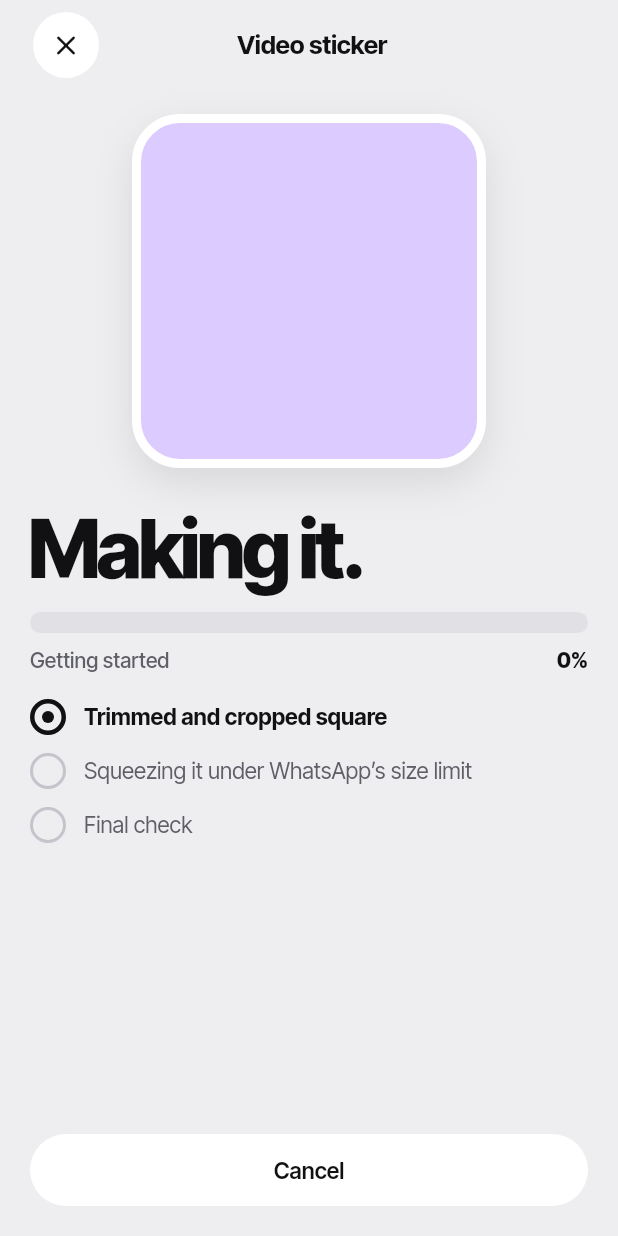
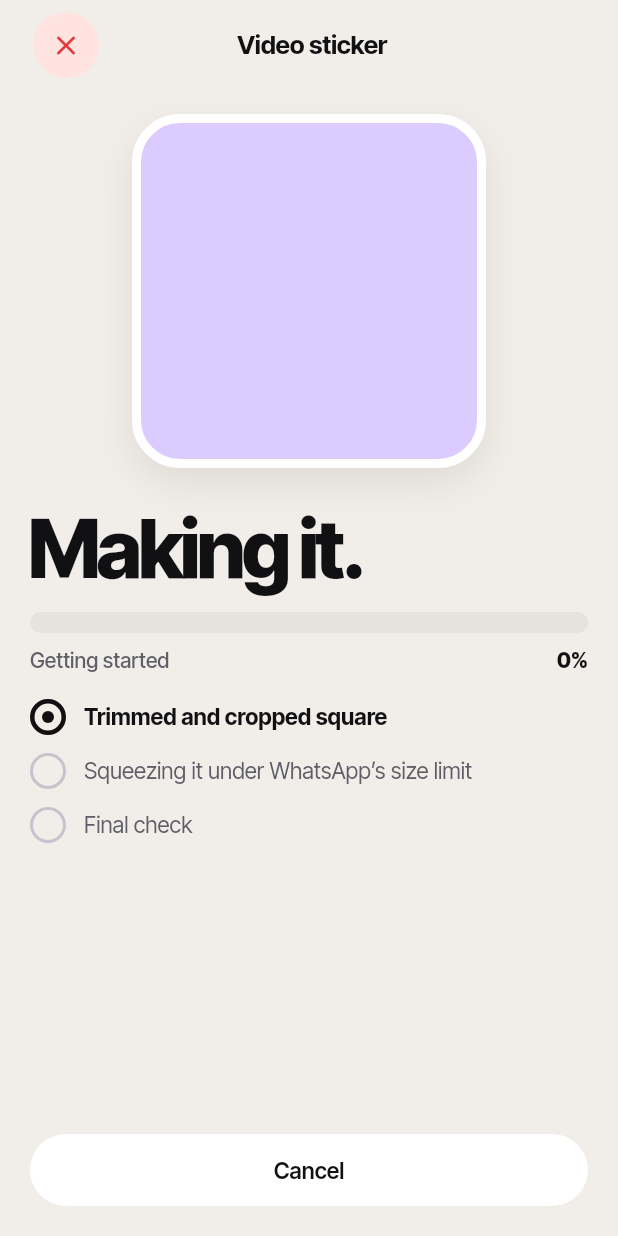
Before and after one commit to shamsu07/peel, a Flutter app: the MakingScreen screen opened by its route, on a phone screen of 412 x 824 dp. Run offline on Flutter 3.47's test engine with Material 3 defaults, Android fonts, the phone set to English and light mode, and no system bars; our stand-ins replace file_picker, flutter_riverpod, go_router, google_fonts, image_picker, just_audio and 4 more; missing offline and left inert: audio_session, dart:ffi, gal, record; statements that could not run were skipped.

Commit message:
Add dark mode and squircle corners to the design system
Colours now follow the phone's light or dark setting, switching live.
Light mode moves to a warm backing-paper background; dark mode uses the
app icon's graphite. Pastel cards and sticker edges stay light in both.
Rounded corners become squircles, and close buttons turn red.

```diff
--- a/app/lib/app.dart
+++ b/app/lib/app.dart
@@ -1,3 +1,4 @@
+import 'package:flutter/services.dart';
 import 'package:flutter_riverpod/flutter_riverpod.dart';
 import 'package:go_router/go_router.dart';
 import 'package:material_ui/material_ui.dart';
@@ -5,6 +6,7 @@ import 'package:material_ui/material_ui.dart';
 import 'app_state.dart';
 import 'core/audio.dart';
 import 'core/design/theme.dart';
+import 'core/design/tokens.dart';
 import 'core/error_log.dart';
 import 'core/routing/router.dart';
 import 'sticker_engine/sticker_check.dart';
@@ -20,12 +22,18 @@ class PeelApp extends ConsumerStatefulWidget {
   ConsumerState<PeelApp> createState() => _PeelAppState();
 }
 
-class _PeelAppState extends ConsumerState<PeelApp> {
+class _PeelAppState extends ConsumerState<PeelApp> with WidgetsBindingObserver {
   late final GoRouter _router = buildRouter();
+
+  bool get _systemDark =>
+      WidgetsBinding.instance.platformDispatcher.platformBrightness ==
+      Brightness.dark;
 
   @override
   void initState() {
     super.initState();
+    WidgetsBinding.instance.addObserver(this);
+    PeelColors.dark = _systemDark;
     if (widget.warmUp) {
       WidgetsBinding.instance.addPostFrameCallback((_) => _warmUp());
     }
@@ -44,19 +52,35 @@ class _PeelAppState extends ConsumerState<PeelApp> {
     }
   }
 
+  /// Follows the phone's light/dark setting while the app is open.
+  @override
+  void didChangePlatformBrightness() {
+    if (_systemDark != PeelColors.dark) {
+      setState(() => PeelColors.dark = _systemDark);
+    }
+  }
+
   @override
   void dispose() {
+    WidgetsBinding.instance.removeObserver(this);
     _router.dispose();
     super.dispose();
   }
 
   @override
   Widget build(BuildContext context) {
-    return MaterialApp.router(
-      title: 'Peel',
-      debugShowCheckedModeBanner: false,
-      theme: buildPeelTheme(),
-      routerConfig: _router,
+    final dark = PeelColors.dark;
+    // Colours are read when widgets build, so a mode change rebuilds the
+    // whole app (the key); the router keeps where you were.
+    return AnnotatedRegion<SystemUiOverlayStyle>(
+      value: dark ? SystemUiOverlayStyle.light : SystemUiOverlayStyle.dark,
+      child: MaterialApp.router(
+        key: ValueKey(dark),
+        title: 'Peel',
+        debugShowCheckedModeBanner: false,
+        theme: buildPeelTheme(),
+        routerConfig: _router,
+      ),
     );
   }
 }
--- a/app/lib/core/design/tokens.dart
+++ b/app/lib/core/design/tokens.dart
@@ -5,19 +5,47 @@ import 'package:flutter/painting.dart';
 /// Rule of the system: colour comes in pairs. Every pastel has its own dark
 /// ink for line art and text, so colour never relies on black to read.
 abstract final class PeelColors {
-  static const paper = Color(0xFFEEEEF0);
-  static const surface = Color(0xFFFFFFFF);
-  static const ink = Color(0xFF111113);
-  static const muted = Color(0xFF5F5F68);
-  static const mutedStrong = Color(0xFF4A4A52);
-  static const track = Color(0xFFE1E1E5);
-  static const hairline = Color(0xFFD3D3D9);
+  /// True in dark mode. Set by the app from the phone's setting
+  /// (see PeelApp); every colour below follows it.
+  static bool dark = false;
+
+  /// The app background: the warm off-white of a sticker sheet's backing
+  /// paper, or the graphite of the app icon in dark mode.
+  static Color get paper =>
+      dark ? const Color(0xFF17171C) : const Color(0xFFF1EEE9);
+
+  /// Cards and sheets.
+  static Color get surface =>
+      dark ? const Color(0xFF24242B) : const Color(0xFFFFFFFF);
+
+  /// Text, icons and dark buttons. Light in dark mode, so ink buttons turn
+  /// light with dark text.
+  static Color get ink =>
+      dark ? const Color(0xFFF4F2EE) : const Color(0xFF111113);
+  static Color get muted =>
+      dark ? const Color(0xFFA6A6B0) : const Color(0xFF5F5F68);
+  static Color get mutedStrong =>
+      dark ? const Color(0xFFC4C4CC) : const Color(0xFF4A4A52);
+  static Color get track =>
+      dark ? const Color(0xFF30303A) : const Color(0xFFE6E2DC);
+  static Color get hairline =>
+      dark ? const Color(0xFF3B3B45) : const Color(0xFFD8D3CC);
+
+  /// Text and icons on a pastel pair fill, which stays light in both modes.
+  static const onPastel = Color(0xFF111113);
+
+  /// Things that are white whatever the mode: a sticker's die-cut edge.
+  static const white = Color(0xFFFFFFFF);
 
   /// Sticker art and the "new" dot only.
   static const electric = Color(0xFF3D5AFE);
 
-  /// The "NEW" tag only.
+  /// The "NEW" tag and close buttons.
   static const tagRed = Color(0xFFE5383B);
+
+  /// Soft red behind close buttons.
+  static Color get closeFill =>
+      dark ? const Color(0xFF3A2326) : const Color(0xFFFFE3E1);
 }
 
 /// A pastel fill with the dark ink that sits on it.
@@ -120,11 +148,23 @@ abstract final class PeelDieCut {
 }
 
 abstract final class PeelShadows {
-  static const card = [
-    BoxShadow(color: Color(0x1A111113), blurRadius: 22, offset: Offset(0, 10)),
+  static List<BoxShadow> get card => [
+    BoxShadow(
+      color: PeelColors.dark
+          ? const Color(0x66000000)
+          : const Color(0x1A3A2A1A),
+      blurRadius: 22,
+      offset: const Offset(0, 10),
+    ),
   ];
 
-  static const floating = [
-    BoxShadow(color: Color(0x47111113), blurRadius: 26, offset: Offset(0, 12)),
+  static List<BoxShadow> get floating => [
+    BoxShadow(
+      color: PeelColors.dark
+          ? const Color(0x99000000)
+          : const Color(0x47111113),
+      blurRadius: 26,
+      offset: const Offset(0, 12),
+    ),
   ];
 }
--- a/app/lib/core/design/typography.dart
+++ b/app/lib/core/design/typography.dart
@@ -17,87 +17,90 @@ abstract final class PeelType {
     required FontWeight weight,
     double? height,
     double trackingEm = 0,
-    Color color = PeelColors.ink,
+    Color? color,
   }) {
     final base = TextStyle(
       fontSize: size,
       fontWeight: weight,
       height: height,
       letterSpacing: size * trackingEm,
-      color: color,
+      color: color ?? PeelColors.ink,
     );
     return useBrandFonts ? GoogleFonts.interTight(textStyle: base) : base;
   }
 
   /// "Snap. Peel. Send." Headlines end in a full stop.
-  static TextStyle display({Color color = PeelColors.ink}) => _interTight(
+  static TextStyle display({Color? color}) => _interTight(
     size: 72,
     weight: FontWeight.w800,
     height: 0.88,
     trackingEm: -0.055,
-    color: color,
+    color: color ?? PeelColors.ink,
   );
 
   /// Screen titles such as "It's ready." (40–54 px in the design).
-  static TextStyle title({double size = 40, Color color = PeelColors.ink}) =>
-      _interTight(
-        size: size,
-        weight: FontWeight.w800,
-        height: 1.0,
-        trackingEm: -0.05,
-        color: color,
-      );
+  static TextStyle title({double size = 40, Color? color}) => _interTight(
+    size: size,
+    weight: FontWeight.w800,
+    height: 1.0,
+    trackingEm: -0.05,
+    color: color ?? PeelColors.ink,
+  );
 
   static TextStyle wordmark() =>
       _interTight(size: 26, weight: FontWeight.w800, trackingEm: -0.045);
 
   /// Card titles such as "Photo".
-  static TextStyle cardTitle({Color color = PeelColors.ink}) => _interTight(
+  static TextStyle cardTitle({Color? color}) => _interTight(
     size: 28,
     weight: FontWeight.w800,
     height: 1.0,
     trackingEm: -0.04,
-    color: color,
+    color: color ?? PeelColors.ink,
   );
 
-  static TextStyle label({Color color = PeelColors.ink}) => _interTight(
+  static TextStyle label({Color? color}) => _interTight(
     size: 17,
     weight: FontWeight.w800,
     trackingEm: -0.02,
-    color: color,
+    color: color ?? PeelColors.ink,
   );
 
-  static TextStyle body({Color color = PeelColors.muted}) =>
-      _interTight(size: 17, weight: FontWeight.w400, height: 1.4, color: color);
+  static TextStyle body({Color? color}) => _interTight(
+    size: 17,
+    weight: FontWeight.w400,
+    height: 1.4,
+    color: color ?? PeelColors.muted,
+  );
 
   /// Smallest text in the app is 13 px.
-  static TextStyle caption({Color color = PeelColors.muted}) => _interTight(
+  static TextStyle caption({Color? color}) => _interTight(
     size: 13.5,
     weight: FontWeight.w500,
     height: 1.35,
-    color: color,
+    color: color ?? PeelColors.muted,
   );
 
-  static TextStyle button({Color color = PeelColors.surface}) =>
-      _interTight(size: 17, weight: FontWeight.w700, color: color);
+  static TextStyle button({Color? color}) => _interTight(
+    size: 17,
+    weight: FontWeight.w700,
+    color: color ?? PeelColors.surface,
+  );
 
-  static TextStyle tag({Color color = PeelColors.surface}) => _interTight(
+  static TextStyle tag({Color? color}) => _interTight(
     size: 12,
     weight: FontWeight.w800,
     trackingEm: 0.1,
-    color: color,
+    color: color ?? PeelColors.white,
   );
 
   /// Sticker text only, never UI.
-  static TextStyle stickerSerif({
-    double size = 30,
-    Color color = PeelColors.ink,
-  }) {
+  static TextStyle stickerSerif({double size = 30, Color? color}) {
     final base = TextStyle(
       fontSize: size,
       fontStyle: FontStyle.italic,
       height: 1.0,
-      color: color,
+      color: color ?? PeelColors.onPastel,
     );
     return useBrandFonts ? GoogleFonts.instrumentSerif(textStyle: base) : base;
   }
--- a/app/lib/core/widgets/pill_buttons.dart
+++ b/app/lib/core/widgets/pill_buttons.dart
@@ -12,8 +12,8 @@ class PrimaryPillButton extends StatelessWidget {
     required this.onPressed,
     this.leading,
     this.trailing,
-    this.background = PeelColors.ink,
-    this.foreground = PeelColors.surface,
+    this.background,
+    this.foreground,
   });
 
   /// A WhatsApp-green button for actions that go to WhatsApp.
@@ -30,20 +30,21 @@ class PrimaryPillButton extends StatelessWidget {
   final VoidCallback? onPressed;
   final Widget? leading;
   final Widget? trailing;
-  final Color background;
-  final Color foreground;
+  final Color? background;
+  final Color? foreground;
 
   @override
   Widget build(BuildContext context) {
+    final fg = foreground ?? PeelColors.surface;
     return FilledButton(
       onPressed: onPressed,
       style: FilledButton.styleFrom(
-        backgroundColor: background,
-        foregroundColor: foreground,
+        backgroundColor: background ?? PeelColors.ink,
+        foregroundColor: fg,
         disabledBackgroundColor: PeelColors.hairline,
         minimumSize: const Size.fromHeight(58),
         shape: const StadiumBorder(),
-        textStyle: PeelType.button(color: foreground),
+        textStyle: PeelType.button(color: fg),
       ),
       child: _PillContent(label: label, leading: leading, trailing: trailing),
     );
@@ -57,8 +58,8 @@ class SecondaryPillButton extends StatelessWidget {
     required this.label,
     required this.onPressed,
     this.leading,
-    this.background = PeelColors.surface,
-    this.foreground = PeelColors.ink,
+    this.background,
+    this.foreground,
   });
 
   final String label;
@@ -66,16 +67,16 @@ class SecondaryPillButton extends StatelessWidget {
   final Widget? leading;
 
   /// White by default; pass a tint when the button sits on a white card.
-  final Color background;
-  final Color foreground;
+  final Color? background;
+  final Color? foreground;
 
   @override
   Widget build(BuildContext context) {
     return FilledButton(
       onPressed: onPressed,
       style: FilledButton.styleFrom(
-        backgroundColor: background,
-        foregroundColor: foreground,
+        backgroundColor: background ?? PeelColors.surface,
+        foregroundColor: foreground ?? PeelColors.ink,
         minimumSize: const Size.fromHeight(48),
         shape: const StadiumBorder(),
         textStyle: PeelType.button(color: PeelColors.ink)
@@ -121,13 +122,15 @@ class RoundIconButton extends StatelessWidget {
 
   @override
   Widget build(BuildContext context) {
+    // Close buttons are red, so leaving is never mistaken for going on.
+    final close = icon == Icons.close_rounded;
     return IconButton(
       onPressed: onPressed,
       tooltip: tooltip,
       icon: Icon(icon, size: 22),
       style: IconButton.styleFrom(
-        backgroundColor: PeelColors.surface,
-        foregroundColor: PeelColors.ink,
+        backgroundColor: close ? PeelColors.closeFill : PeelColors.surface,
+        foregroundColor: close ? PeelColors.tagRed : PeelColors.ink,
         fixedSize: const Size.square(PeelSpace.minTouch),
       ),
     );
--- a/app/lib/core/widgets/tool_tile.dart
+++ b/app/lib/core/widgets/tool_tile.dart
@@ -45,7 +45,7 @@ class ToolTile extends StatelessWidget {
       excludeSemantics: true,
       child: Material(
         color: PeelColors.surface,
-        shape: RoundedRectangleBorder(
+        shape: RoundedSuperellipseBorder(
           borderRadius: BorderRadius.circular(20),
           side: BorderSide(
             color: selected ? PeelColors.ink : PeelColors.surface,
@@ -106,12 +106,12 @@ class _Badge extends StatelessWidget {
       width: 18,
       height: 18,
       padding: const EdgeInsets.all(2),
-      decoration: const BoxDecoration(
+      decoration: BoxDecoration(
         color: PeelColors.surface,
         shape: BoxShape.circle,
       ),
       child: DecoratedBox(
-        decoration: const BoxDecoration(
+        decoration: BoxDecoration(
           color: PeelColors.ink,
           shape: BoxShape.circle,
         ),
--- a/app/lib/sticker_engine/caption.dart
+++ b/app/lib/sticker_engine/caption.dart
@@ -78,17 +78,17 @@ class Caption {
 
   /// Ink for text drawn on a [color] block: dark on light colours.
   Color get blockInk =>
-      color.computeLuminance() > 0.4 ? PeelColors.ink : PeelColors.surface;
+      color.computeLuminance() > 0.4 ? PeelColors.onPastel : PeelColors.white;
 
   /// Outline colour: white, or black when the letters are white.
   Color get edge =>
-      color.toARGB32() == 0xFFFFFFFF ? PeelColors.ink : PeelColors.surface;
+      color.toARGB32() == 0xFFFFFFFF ? PeelColors.onPastel : PeelColors.white;
 
   /// Makes sure the caption fonts are downloaded before painting off-screen.
   static Future<void> ensureFontsLoaded() async {
     if (!PeelType.useBrandFonts) return;
     for (final f in CaptionFont.values) {
-      f.style(size: 10, color: PeelColors.ink);
+      f.style(size: 10, color: PeelColors.onPastel);
     }
     await GoogleFonts.pendingFonts();
   }
--- a/app/lib/whatsapp/bonus_stickers.dart
+++ b/app/lib/whatsapp/bonus_stickers.dart
@@ -174,7 +174,7 @@ class DrawnBonusSource implements BonusSource {
         ..color = const ui.Color(0x29111113)
         ..maskFilter = const ui.MaskFilter.blur(ui.BlurStyle.normal, 12),
     );
-    canvas.drawRRect(block.inflate(18), ui.Paint()..color = PeelColors.surface);
+    canvas.drawRRect(block.inflate(18), ui.Paint()..color = PeelColors.white);
     canvas.drawRRect(block, ui.Paint()..color = d.pair.fill);
     canvas.drawParagraph(
       paragraph,
```
Also changed, not shown: app/lib/core/design/theme.dart (+7 -4 lines), app/lib/core/widgets/common.dart (+29 -17 lines), app/lib/core/widgets/die_cut_card.dart (+13 -9 lines), app/lib/core/widgets/peel_segmented.dart (+9 -5 lines).
